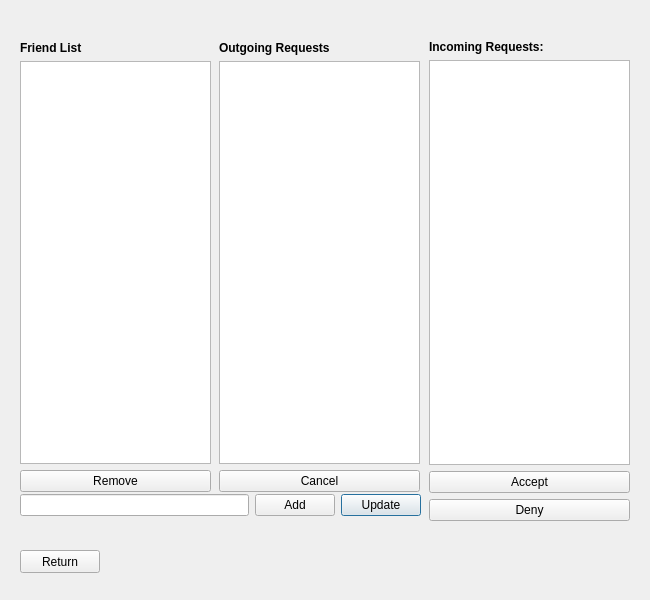
Phucyro/PawnHub, file Qt_UI/MainMenu/friendTab.ui: the form before one commit.
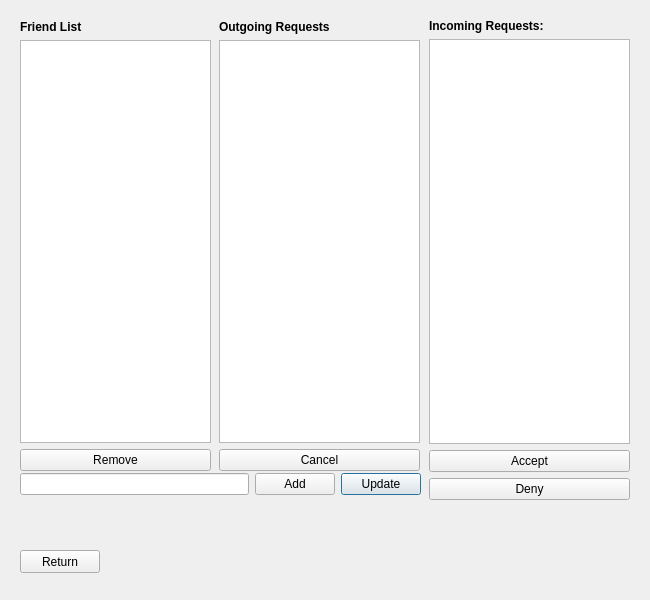
The form after the commit. Icons and pictures are not drawn.

What changed in the file:
```diff
--- a/Qt_UI/MainMenu/friendTab.ui
+++ b/Qt_UI/MainMenu/friendTab.ui
@@ -49,7 +49,7 @@
    <property name="geometry">
     <rect>
      <x>429</x>
-     <y>40</y>
+     <y>19</y>
      <width>201</width>
      <height>481</height>
     </rect>
@@ -97,7 +97,7 @@
    <property name="geometry">
     <rect>
      <x>20</x>
-     <y>41</y>
+     <y>20</y>
      <width>191</width>
      <height>451</height>
     </rect>
@@ -135,7 +135,7 @@
    <property name="geometry">
     <rect>
      <x>219</x>
-     <y>41</y>
+     <y>20</y>
      <width>201</width>
      <height>451</height>
     </rect>
@@ -173,7 +173,7 @@
    <property name="geometry">
     <rect>
      <x>20</x>
-     <y>490</y>
+     <y>469</y>
      <width>401</width>
      <height>31</height>
     </rect>
@@ -209,9 +209,9 @@
    <property name="geometry">
     <rect>
      <x>130</x>
-     <y>540</y>
+     <y>520</y>
      <width>501</width>
-     <height>51</height>
+     <height>61</height>
     </rect>
    </property>
    <property name="text">
```
Left out of the diff: 4 changed lines with no effect on the pictures.
